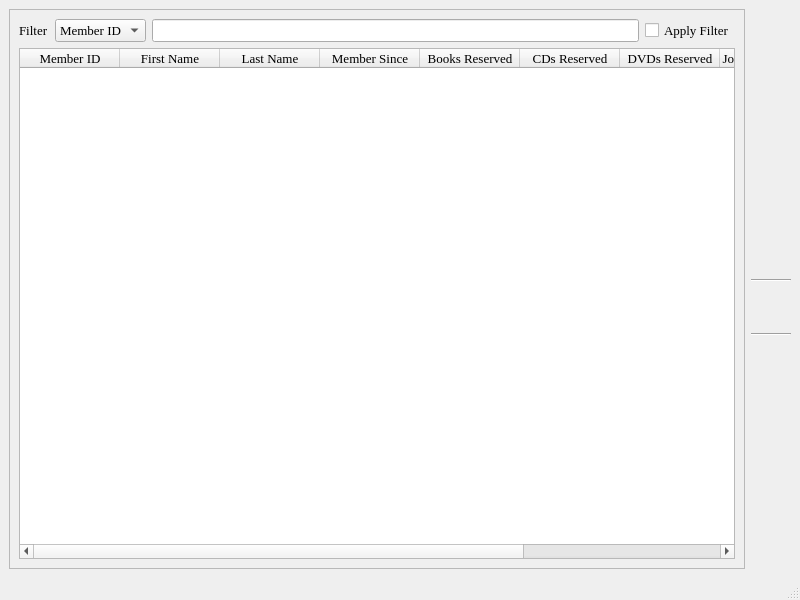
Qt form members_browser.ui (textbrowser/biblioteq) before a commit.
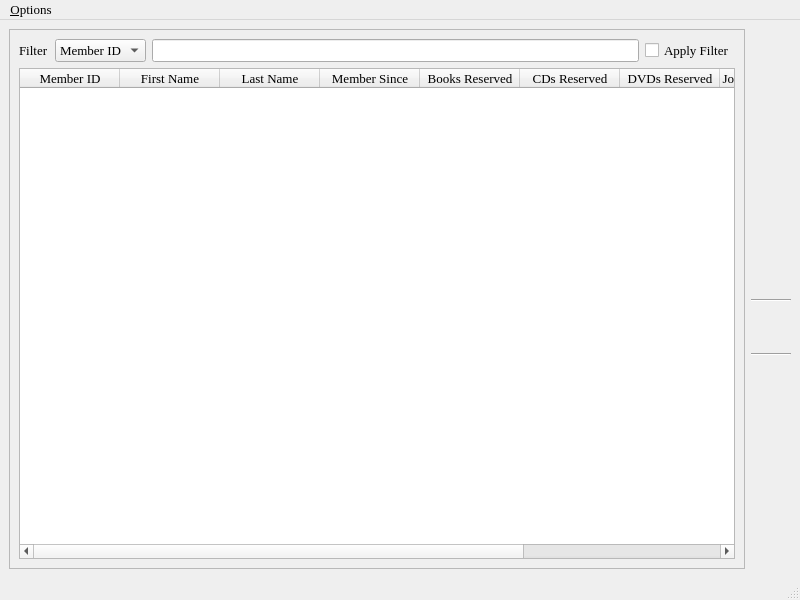
The same form after that commit. Icons and pictures are not drawn.

Commit message: Automatically populate the patron list when the Members Browser is displayed. Version 6.14.

Patch:
```diff
--- a/members_browser.ui
+++ b/members_browser.ui
@@ -474,6 +474,46 @@
    </layout>
   </widget>
   <widget class="QStatusBar" name="statusbar" />
+  <widget class="QMenuBar" name="menuBar" >
+   <property name="geometry" >
+    <rect>
+     <x>0</x>
+     <y>0</y>
+     <width>800</width>
+     <height>24</height>
+    </rect>
+   </property>
+   <widget class="QMenu" name="menu_Options" >
+    <property name="font" >
+     <font>
+      <family>Times</family>
+      <pointsize>10</pointsize>
+     </font>
+    </property>
+    <property name="title" >
+     <string>&amp;Options</string>
+    </property>
+    <addaction name="action_Populate_Table_on_Display" />
+   </widget>
+   <addaction name="menu_Options" />
+  </widget>
+  <action name="action_Populate_Table_on_Display" >
+   <property name="checkable" >
+    <bool>true</bool>
+   </property>
+   <property name="checked" >
+    <bool>true</bool>
+   </property>
+   <property name="text" >
+    <string>&amp;Populate Table on Display</string>
+   </property>
+   <property name="font" >
+    <font>
+     <family>Times</family>
+     <pointsize>10</pointsize>
+    </font>
+   </property>
+  </action>
  </widget>
  <tabstops>
   <tabstop>filtertype</tabstop>
```
The commit also changes 2 other files.
